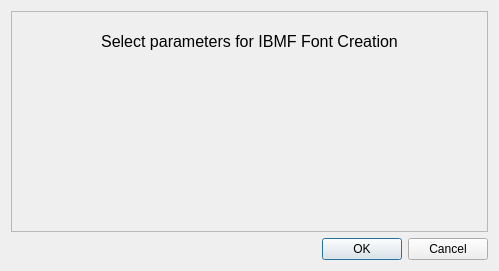
turgu1/IBMFFontEditor, file fontParameterDialog.ui: the form before one commit.
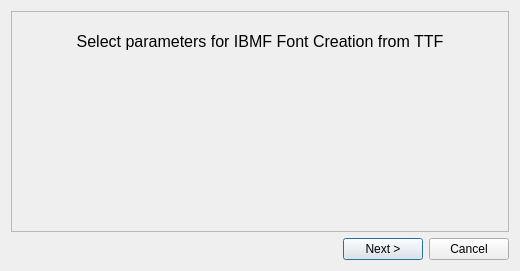
The form after the commit.

```diff
--- a/fontParameterDialog.ui
+++ b/fontParameterDialog.ui
@@ -6,7 +6,7 @@
    <rect>
     <x>0</x>
     <y>0</y>
-    <width>499</width>
+    <width>520</width>
     <height>271</height>
    </rect>
   </property>
@@ -37,7 +37,7 @@
          </font>
         </property>
         <property name="text">
-         <string>Select parameters for IBMF Font Creation</string>
+         <string>Select parameters for IBMF Font Creation from TTF</string>
         </property>
         <property name="alignment">
          <set>Qt::AlignCenter</set>
@@ -90,14 +90,35 @@
     </widget>
    </item>
    <item>
-    <widget class="QDialogButtonBox" name="buttonBox">
-     <property name="orientation">
-      <enum>Qt::Horizontal</enum>
-     </property>
-     <property name="standardButtons">
-      <set>QDialogButtonBox::Cancel|QDialogButtonBox::Ok</set>
-     </property>
-    </widget>
+    <layout class="QHBoxLayout" name="horizontalLayout">
+     <item>
+      <spacer name="horizontalSpacer">
+       <property name="orientation">
+        <enum>Qt::Horizontal</enum>
+       </property>
+       <property name="sizeHint" stdset="0">
+        <size>
+         <width>40</width>
+         <height>20</height>
+        </size>
+       </property>
+      </spacer>
+     </item>
+     <item>
+      <widget class="QPushButton" name="nextButton">
+       <property name="text">
+        <string>Next &gt;</string>
+       </property>
+      </widget>
+     </item>
+     <item>
+      <widget class="QPushButton" name="cancelButton">
+       <property name="text">
+        <string>Cancel</string>
+       </property>
+      </widget>
+     </item>
+    </layout>
    </item>
   </layout>
  </widget>
```
Left out of the diff: 35 changed lines with no effect on the pictures.
